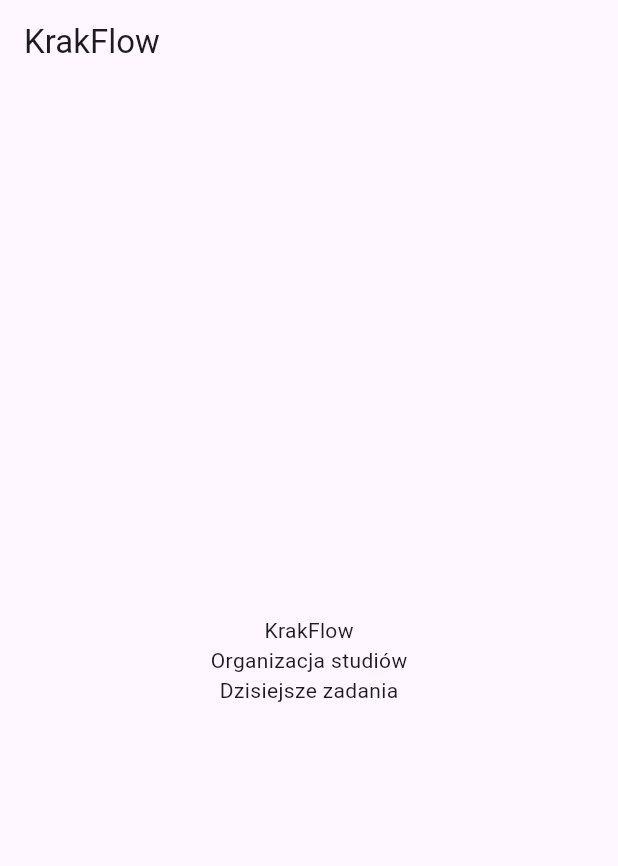
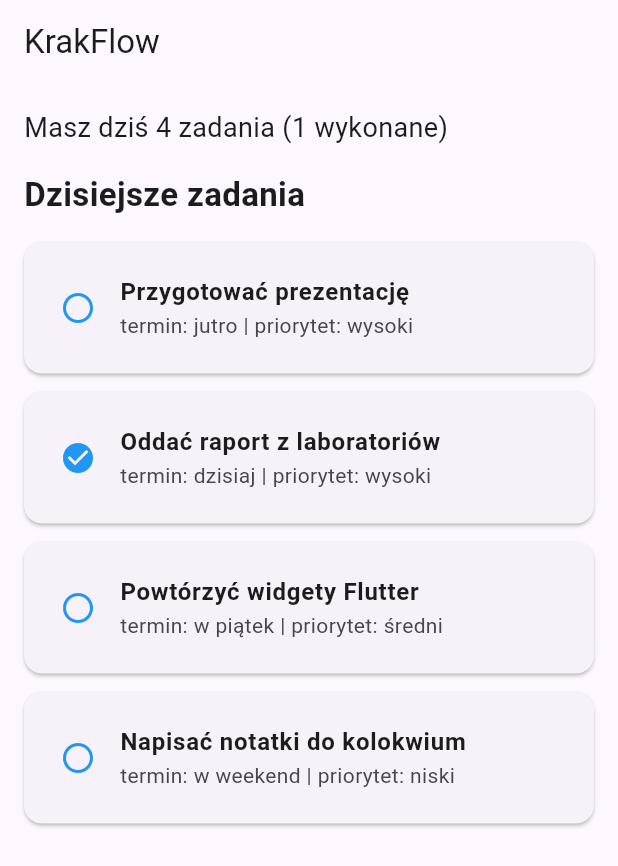
Before and after one commit to RupertDragula77/krakproject_flutter, a Flutter app: the screen it shows after launch, on a phone screen of 412 x 824 dp. Shown: the top 866 px of the screen. Run offline on Flutter 3.47's test engine with Material 3 defaults, Android fonts, the phone set to English and light mode, and no system bars.

Commit message:
2 commit, lab4

```diff
--- a/lib/main.dart
+++ b/lib/main.dart
@@ -5,20 +5,75 @@ void main() {
 }
 
 class MyApp extends StatelessWidget {
+  final List<Task> tasks = [
+    Task(
+        title: "Przygotować prezentację",
+        deadline: "jutro",
+        done: false,
+        priority: "wysoki"),
+    Task(
+        title: "Oddać raport z laboratoriów",
+        deadline: "dzisiaj",
+        done: true,
+        priority: "wysoki"),
+    Task(
+        title: "Powtórzyć widgety Flutter",
+        deadline: "w piątek",
+        done: false,
+        priority: "średni"),
+    Task(
+        title: "Napisać notatki do kolokwium",
+        deadline: "w weekend",
+        done: false,
+        priority: "niski"),
+  ];
+
   @override
   Widget build(BuildContext context) {
+    int doneCount = tasks.where((task) => task.done).length;
+
     return MaterialApp(
       home: Scaffold(
         appBar: AppBar(
           title: Text("KrakFlow"),
         ),
-        body: Center(
+        body: Padding(
+          padding: EdgeInsets.all(16),
           child: Column(
-            mainAxisAlignment: MainAxisAlignment.center,
+            crossAxisAlignment: CrossAxisAlignment.start,
             children: [
-              Text("KrakFlow"),
-              Text("Organizacja studiów"),
-              Text("Dzisiejsze zadania"),
+              Text(
+                "Masz dziś ${tasks.length} zadania ($doneCount wykonane)",
+                style: TextStyle(fontSize: 18),
+              ),
+              SizedBox(height: 16),
+              Text(
+                "Dzisiejsze zadania",
+                style: TextStyle(
+                  fontSize: 22,
+                  fontWeight: FontWeight.bold,
+                ),
+              ),
+              SizedBox(height: 16),
+
+              /// LISTA
+              Expanded(
+                child: ListView.builder(
+                  itemCount: tasks.length,
+                  itemBuilder: (context, index) {
+                    final task = tasks[index];
+
+                    return TaskCard(
+                      title: task.title,
+                      subtitle:
+                      "termin: ${task.deadline} | priorytet: ${task.priority}",
+                      icon: task.done
+                          ? Icons.check_circle
+                          : Icons.radio_button_unchecked,
+                    );
+                  },
+                ),
+              ),
             ],
           ),
         ),
@@ -26,3 +81,50 @@ class MyApp extends StatelessWidget {
     );
   }
 }
+
+/// MODEL DANYCH
+class Task {
+  final String title;
+  final String deadline;
+  final bool done;
+  final String priority;
+
+  Task({
+    required this.title,
+    required this.deadline,
+    required this.done,
+    required this.priority,
+  });
+}
+
+/// WIDGET KARTY
+class TaskCard extends StatelessWidget {
+  final String title;
+  final String subtitle;
+  final IconData icon;
+
+  const TaskCard({
+    super.key,
+    required this.title,
+    required this.subtitle,
+    required this.icon,
+  });
+
+  @override
+  Widget build(BuildContext context) {
+    return Card(
+      margin: EdgeInsets.only(bottom: 12),
+      child: Padding(
+        padding: EdgeInsets.all(8),
+        child: ListTile(
+          leading: Icon(icon, color: Colors.blue),
+          title: Text(
+            title,
+            style: TextStyle(fontWeight: FontWeight.bold),
+          ),
+          subtitle: Text(subtitle),
+        ),
+      ),
+    );
+  }
+}
```
